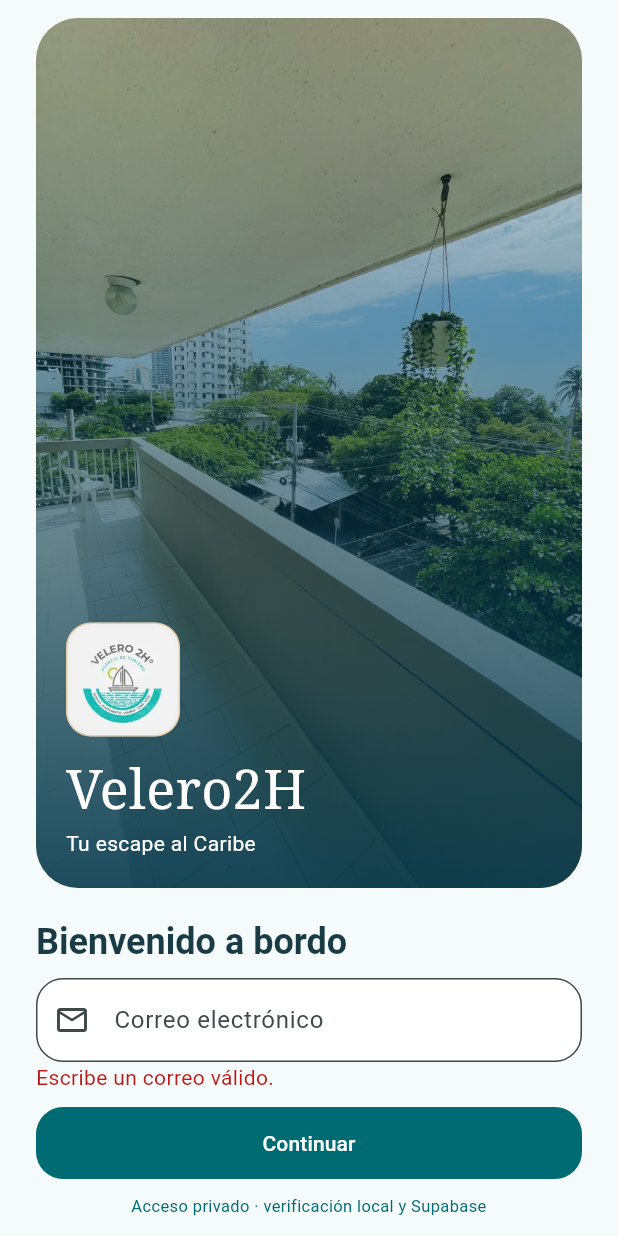
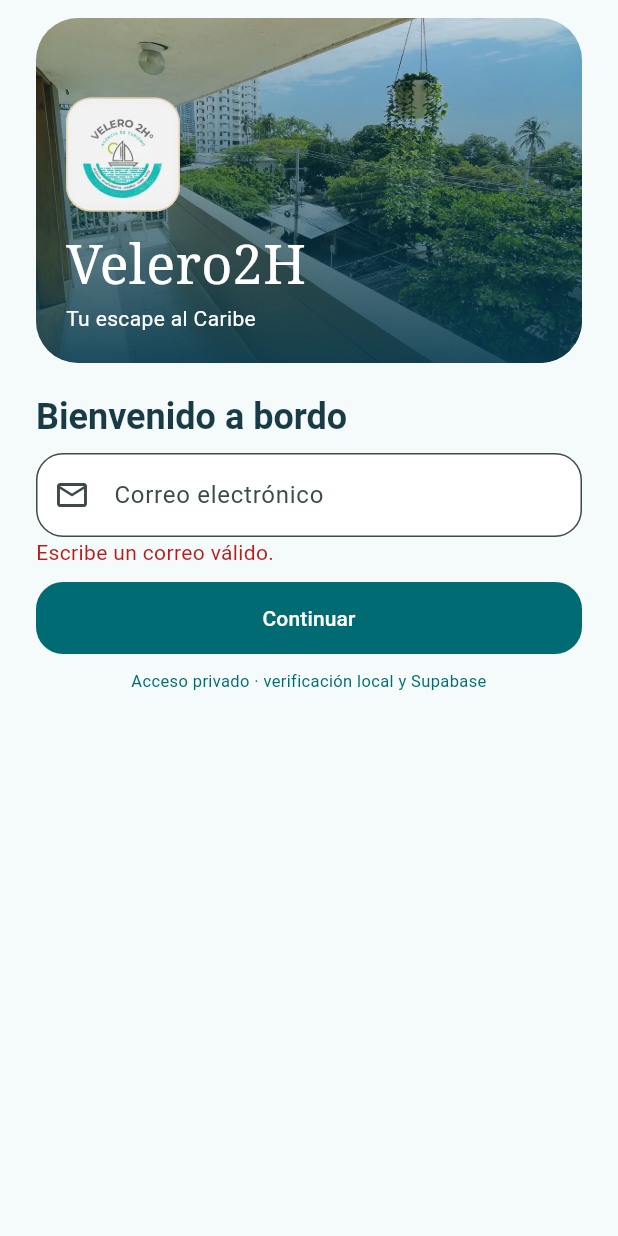
Before and after one commit to davidruizmanti1-lab/BIOMETRIC_LOGIN17, a Flutter app: the screen it shows after launch, after a tap on "Continuar", on a phone screen of 412 x 824 dp. Run offline on Flutter 3.47's test engine with Material 3 defaults, Android fonts, the phone set to English and light mode, and no system bars; our stand-ins replace flutter_map, geolocator, latlong2, local_auth.

Commit message:
Velero2H 2.7: recupera transición biométrica Android y mejora login y diagnóstico BRISA

```diff
--- a/lib/data/repositories/biometric_auth_repository.dart
+++ b/lib/data/repositories/biometric_auth_repository.dart
@@ -13,7 +13,12 @@ class BiometricAuthRepository implements AuthRepository {
   @override
   Future<bool> isDeviceSupported() async {
     try {
-      return await _auth.isDeviceSupported() || await _auth.canCheckBiometrics;
+      if (await _auth.isDeviceSupported()) return true;
+    } catch (_) {
+      // Algunos fabricantes reportan las capacidades por separado.
+    }
+    try {
+      return await _auth.canCheckBiometrics;
     } catch (_) {
       return false;
     }
@@ -31,9 +36,8 @@ class BiometricAuthRepository implements AuthRepository {
   @override
   Future<AuthResult> authenticate({required bool biometricOnly}) async {
     try {
-      if (!await isDeviceSupported()) {
-        return const AuthResult(AuthStatus.notSupported, AppStrings.notSupported);
-      }
+      // El diálogo nativo es la fuente de verdad: evita rechazar el acceso
+      // por una consulta de capacidades desactualizada.
       if (biometricOnly && !await hasEnrolledBiometrics()) {
         return const AuthResult(AuthStatus.notEnrolled, AppStrings.notEnrolled);
       }
--- a/lib/presentation/controllers/auth_controller.dart
+++ b/lib/presentation/controllers/auth_controller.dart
@@ -66,16 +66,32 @@ class AuthController extends ChangeNotifier {
     _isLoading = true;
     notifyListeners();
     try {
-      _isSupported = await _repository.isDeviceSupported().timeout(const Duration(seconds: 5));
-      _hasBiometrics = await _repository.hasEnrolledBiometrics().timeout(const Duration(seconds: 5));
-    } catch (_) {
-      _isSupported = false;
-      _hasBiometrics = false;
+      _isSupported = await _detect(_repository.isDeviceSupported);
+      _hasBiometrics = await _detect(_repository.hasEnrolledBiometrics);
+      _isSupported = _isSupported || _hasBiometrics;
     } finally {
       _initializing = false;
       _isLoading = false;
       notifyListeners();
     }
+  }
+
+  Future<bool> _detect(Future<bool> Function() check) async {
+    try {
+      return await check().timeout(const Duration(seconds: 5));
+    } catch (_) {
+      return false;
+    }
+  }
+
+  // Android puede devolver el resultado antes de restaurar el estado resumed.
+  Future<bool> _waitForForeground(int revision) async {
+    for (var attempt = 0; attempt < 40; attempt++) {
+      if (_disposed || revision != _revision) return false;
+      if (_isForeground()) return true;
+      await Future<void>.delayed(const Duration(milliseconds: 50));
+    }
+    return false;
   }
 
   Future<bool> login({
@@ -84,6 +100,7 @@ class AuthController extends ChangeNotifier {
     required bool biometricOnly,
   }) async {
     if (_disposed || _isLoading || _isAuthenticated) return false;
+    if (!_isForeground()) return false;
     if (!isConfigured || email.trim().isEmpty || password.isEmpty) {
       _error = !isConfigured ? 'Configura Supabase antes de ingresar.' : 'Completa tus credenciales.';
       notifyListeners();
@@ -99,9 +116,13 @@ class AuthController extends ChangeNotifier {
     try {
       final result = await _repository.authenticate(biometricOnly: biometricOnly);
       _checkingBiometrics = false;
-      if (revision != _revision || !_isForeground()) return false;
+      if (revision != _revision) return false;
       if (!result.isSuccess) {
         _error = result.message ?? 'No se pudo verificar el dispositivo.';
+        return false;
+      }
+      if (!await _waitForForeground(revision)) {
+        if (revision == _revision) _error = 'Vuelve a abrir la aplicación e intenta de nuevo.';
         return false;
       }
       await _accounts.registerAccess(email: email.trim(), password: password);
--- a/lib/presentation/screens/brisa_screen.dart
+++ b/lib/presentation/screens/brisa_screen.dart
@@ -67,7 +67,7 @@ class _BrisaScreenState extends State<BrisaScreen> {
       _history[_history.length - 1] = (
         q,
         BrisaFaq.answer(q, topic: confirmed ? topic : null),
-        confirmed ? 'IA en línea · guía autorizada' : 'Guía local · IA no disponible',
+        confirmed ? 'IA en línea · guía autorizada' : 'Guía local · revisa conexión, sesión o configuración del servidor',
       );
       _busy = false;
     });
@@ -99,7 +99,7 @@ class _BrisaScreenState extends State<BrisaScreen> {
               value: _online,
               onChanged: _busy ? null : (value) => setState(() => _online = value),
             )
-          else const Text('Modo local · IA del servidor sin habilitar', style: TextStyle(fontSize: 12)),
+          else const Text('Modo local · activa BRISA en la configuración de compilación y vuelve a iniciar sesión.', style: TextStyle(fontSize: 12)),
         ],
         if (_busy) const LinearProgressIndicator(),
         const SizedBox(height: 6),
--- a/lib/presentation/screens/login_screen.dart
+++ b/lib/presentation/screens/login_screen.dart
@@ -38,6 +38,7 @@ class _LoginScreenState extends State<LoginScreen> {
       return;
     }
     final auth = context.read<AuthController>();
+    if (auth.isLoading) return;
     final password = _password.text;
     _password.clear();
     FocusScope.of(context).unfocus();
@@ -52,9 +53,9 @@ class _LoginScreenState extends State<LoginScreen> {
     return Scaffold(body: SafeArea(child: Padding(
       padding: const EdgeInsets.symmetric(horizontal: 24, vertical: 12),
       child: LayoutBuilder(builder: (context, box) {
-        final showHero = box.maxHeight > 610 && !keyboard;
-        return Column(crossAxisAlignment: CrossAxisAlignment.stretch, children: [
-          if (showHero) Expanded(child: ClipRRect(
+        final showHero = box.maxHeight > 720 && !keyboard;
+        return SingleChildScrollView(child: Column(crossAxisAlignment: CrossAxisAlignment.stretch, children: [
+          if (showHero) SizedBox(height: 230, child: ClipRRect(
             borderRadius: BorderRadius.circular(28),
             child: Stack(fit: StackFit.expand, children: [
               Image.asset('assets/images/velero/galeria-balcon.webp', fit: BoxFit.cover),
@@ -73,7 +74,7 @@ class _LoginScreenState extends State<LoginScreen> {
             ]),
           )),
           if (showHero) const SizedBox(height: 20)
-          else if (!keyboard && box.maxHeight > 420) ...[
+          else if (!keyboard && box.maxHeight > 500) ...[
             const Center(child: VeleroBrand(size: 100)),
             const SizedBox(height: 12),
           ],
@@ -95,18 +96,18 @@ class _LoginScreenState extends State<LoginScreen> {
           else if (keyboard) FilledButton(onPressed: () => FocusScope.of(context).unfocus(), child: const Text('Listo'))
           else ...[
             FilledButton.icon(onPressed: auth.isLoading || !auth.hasBiometrics || !auth.isConfigured ? null : () => _login(true),
-              icon: const Icon(Icons.fingerprint), label: const Text('Ingresar con biometría')),
+              icon: const Icon(Icons.fingerprint), label: const Text('Ingresar con huella o rostro')),
             TextButton(onPressed: auth.isLoading || !auth.isSupported || !auth.isConfigured ? null : () => _login(false),
-              child: const Text('Usar seguridad del dispositivo')),
+              child: const Text('Usar PIN o patrón del dispositivo')),
             TextButton(onPressed: auth.isLoading ? null : () => setState(() { _step = false; _password.clear(); _error = null; }), child: const Text('Cambiar correo')),
           ],
           if (auth.isLoading) const LinearProgressIndicator(),
           if (_step && !keyboard && !auth.isConfigured) const Text('Configura Supabase antes de ingresar.'),
           if (_step && !keyboard && auth.isConfigured && !auth.hasBiometrics) const Text('Registra una huella o usa la seguridad del dispositivo.', style: TextStyle(fontSize: 12)),
-          if (_step && !keyboard && !auth.isLoading && !auth.isSupported)
+          if (_step && !keyboard && !auth.isLoading && (!auth.isSupported || !auth.hasBiometrics))
             TextButton.icon(onPressed: auth.init, icon: const Icon(Icons.refresh), label: const Text('Volver a detectar biometría')),
           if (box.maxHeight > 420 && !keyboard) const Padding(padding: EdgeInsets.only(top: 10), child: Text('Acceso privado · verificación local y Supabase', textAlign: TextAlign.center, style: TextStyle(fontSize: 11, color: VeleroTheme.teal))),
-        ]);
+        ]));
       }),
     )));
   }
--- a/pubspec.yaml
+++ b/pubspec.yaml
@@ -1,7 +1,7 @@
 name: biometric_login
 description: Velero2H - alojamientos y experiencias en Santa Marta
 publish_to: 'none'
-version: 2.6.1+10
+version: 2.7.0+11
 environment:
   sdk: ">=3.10.0 <4.0.0"
   flutter: ">=3.38.0"
```
Also changed, not shown: 2 other files.
